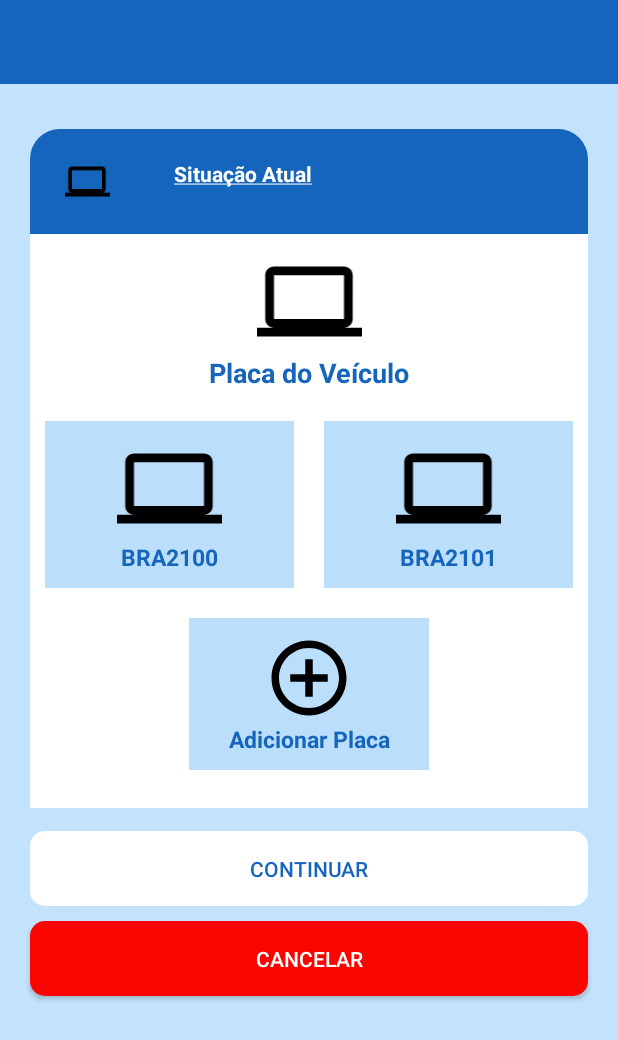
After one commit to santosdiiih/EasyParking, an Android app: the EstacionamentoActivity screen opened directly, with no data from a screen before it, on a phone screen of 412 x 824 dp. The commit adds this screen. Shown: the top 1040 px of the screen. Run offline under Robolectric (Android 15) with nearby library versions, the phone set to English and light mode, and no system bars.

Commit message:
Finalizando os layouts

```diff
--- a/app/src/main/AndroidManifest.xml
+++ b/app/src/main/AndroidManifest.xml
@@ -13,6 +13,9 @@
         android:supportsRtl="true"
         android:theme="@style/AppTheme"
         tools:targetApi="31">
+        <activity
+            android:name=".EstacionamentoActivity"
+            android:exported="false" />
         <activity
             android:name=".CreditCardActivity"
             android:exported="false" />
--- /dev/null
+++ b/app/src/main/java/com/example/easyparking/EstacionamentoActivity.kt
@@ -0,0 +1,11 @@
+package com.example.easyparking
+
+import androidx.appcompat.app.AppCompatActivity
+import android.os.Bundle
+
+class EstacionamentoActivity : AppCompatActivity() {
+    override fun onCreate(savedInstanceState: Bundle?) {
+        super.onCreate(savedInstanceState)
+        setContentView(R.layout.activity_estacionamento)
+    }
+}
--- /dev/null
+++ b/app/src/main/res/drawable/button_white.xml
@@ -0,0 +1,7 @@
+<?xml version="1.0" encoding="utf-8"?>
+<shape xmlns:android="http://schemas.android.com/apk/res/android"
+    android:shape='rectangle'>
+    <solid android:color="@color/white" />
+    <corners
+        android:radius="10dp"/>
+</shape>
--- /dev/null
+++ b/app/src/main/res/drawable/ic_baseline_add_circle_outline_36.xml
@@ -0,0 +1,5 @@
+<vector android:height="36dp" android:tint="#000000"
+    android:viewportHeight="24" android:viewportWidth="24"
+    android:width="36dp" xmlns:android="http://schemas.android.com/apk/res/android">
+    <path android:fillColor="@android:color/white" android:pathData="M13,7h-2v4L7,11v2h4v4h2v-4h4v-2h-4L13,7zM12,2C6.48,2 2,6.48 2,12s4.48,10 10,10 10,-4.48 10,-10S17.52,2 12,2zM12,20c-4.41,0 -8,-3.59 -8,-8s3.59,-8 8,-8 8,3.59 8,8 -3.59,8 -8,8z"/>
+</vector>
--- a/app/src/main/res/layout/activity_credit_card.xml
+++ b/app/src/main/res/layout/activity_credit_card.xml
@@ -11,7 +11,12 @@
 
     <ScrollView
         android:layout_width="match_parent"
-        android:layout_height="wrap_content">
+        android:layout_height="match_parent">
+
+        <LinearLayout
+            android:layout_width="match_parent"
+            android:layout_height="wrap_content"
+            android:orientation="vertical">
 
             <include layout="@layout/toolbar"/>
 
@@ -145,7 +150,7 @@
                     android:layout_width="130dp"
                     android:layout_height="60dp"
                     android:layout_marginTop="30dp"
-                android:paddingTop="20dp"
+                    android:paddingTop="15dp"
                     android:text="R$ 50,0"
                     android:background="@drawable/button_red_light"
                     android:textColor="@color/white"
@@ -287,8 +292,9 @@
                 android:layout_marginTop="15dp"
                 android:layout_marginStart="20dp"
                 android:layout_marginEnd="20dp"
+                android:layout_marginBottom="20dp"
                 android:background="@drawable/button_blue"
                 />
-
+        </LinearLayout>
     </ScrollView>
 </LinearLayout>
--- /dev/null
+++ b/app/src/main/res/layout/activity_estacionamento.xml
@@ -0,0 +1,187 @@
+<?xml version="1.0" encoding="utf-8"?>
+<LinearLayout
+    xmlns:android="http://schemas.android.com/apk/res/android"
+    xmlns:app="http://schemas.android.com/apk/res-auto"
+    xmlns:tools="http://schemas.android.com/tools"
+    android:layout_width="match_parent"
+    android:layout_height="match_parent"
+    tools:context=".EstacionamentoActivity"
+    android:orientation="vertical"
+    android:background="@color/colorPrimary">
+
+    <include layout="@layout/toolbar"/>
+
+    <LinearLayout
+        android:layout_width="match_parent"
+        android:layout_height="70dp"
+        android:layout_marginTop="30dp"
+        android:layout_marginStart="20dp"
+        android:layout_marginEnd="20dp"
+        android:background="@drawable/top_circle_blue"
+        android:orientation="horizontal">
+
+        <ImageView
+            android:layout_width="wrap_content"
+            android:layout_height="wrap_content"
+            android:layout_margin="20dp"
+            android:src="@drawable/ic_baseline_computer_36"
+            />
+
+        <TextView
+            android:layout_width="match_parent"
+            android:layout_height="wrap_content"
+            android:text="@string/situacao_atual_sublinhado"
+            android:layout_marginStart="10dp"
+            android:layout_margin="20dp"
+            android:textStyle="bold"
+            android:textColor="@color/white"/>
+
+    </LinearLayout>
+    <LinearLayout
+        android:layout_width="match_parent"
+        android:layout_height="wrap_content"
+        android:orientation="vertical"
+        android:layout_marginStart="20dp"
+        android:layout_marginEnd="20dp"
+
+        android:background="@color/white">
+
+        <ImageView
+            android:layout_width="100dp"
+            android:layout_height="70dp"
+            android:src="@drawable/ic_baseline_computer_36"
+            android:layout_gravity="center"
+            android:layout_marginTop="10dp"/>
+
+        <TextView
+            android:layout_width="match_parent"
+            android:layout_height="wrap_content"
+            android:text="Placa do Veículo"
+            android:textAlignment="center"
+            android:textStyle="bold"
+            android:textColor="@color/blue_ligth"
+            android:textSize="18sp"/>
+
+        <LinearLayout
+            android:layout_width="match_parent"
+            android:layout_height="wrap_content"
+            android:orientation="horizontal"
+            android:layout_marginTop="20dp">
+
+            <LinearLayout
+                android:layout_width="0dp"
+                android:layout_height="wrap_content"
+                android:layout_weight="1"
+                android:orientation="vertical"
+                android:background="@color/colorAccent"
+                android:layout_marginStart="10dp"
+                android:layout_marginEnd="10dp">
+
+                <ImageView
+                    android:layout_width="100dp"
+                    android:layout_height="70dp"
+                    android:src="@drawable/ic_baseline_computer_36"
+                    android:layout_marginTop="10dp"
+                    android:layout_gravity="center"/>
+
+                <TextView
+                    android:layout_width="match_parent"
+                    android:layout_height="wrap_content"
+                    android:text="BRA2100"
+                    android:textAlignment="center"
+                    android:textStyle="bold"
+                    android:layout_marginBottom="10dp"
+                    android:textColor="@color/blue_ligth"
+                    android:textSize="15sp"/>
+
+            </LinearLayout>
+
+            <LinearLayout
+                android:layout_width="0dp"
+                android:layout_height="wrap_content"
+                android:layout_weight="1"
+                android:orientation="vertical"
+                android:background="@color/colorAccent"
+                android:layout_marginStart="10dp"
+                android:layout_marginEnd="10dp">
+
+                <ImageView
+                    android:layout_width="100dp"
+                    android:layout_height="70dp"
+                    android:src="@drawable/ic_baseline_computer_36"
+                    android:layout_marginTop="10dp"
+                    android:layout_gravity="center"/>
+
+                <TextView
+                    android:layout_width="match_parent"
+                    android:layout_height="wrap_content"
+                    android:text="BRA2101"
+                    android:textAlignment="center"
+                    android:textStyle="bold"
+                    android:layout_marginBottom="10dp"
+                    android:textColor="@color/blue_ligth"
+                    android:textSize="15sp"/>
+
+            </LinearLayout>
+
+        </LinearLayout>
+
+        <LinearLayout
+            android:layout_width="160dp"
+            android:layout_height="wrap_content"
+            android:orientation="vertical"
+            android:background="@color/colorAccent"
+            android:layout_marginStart="10dp"
+            android:layout_marginEnd="10dp"
+            android:layout_marginTop="20dp"
+            android:layout_marginBottom="25dp"
+            android:layout_gravity="center">
+
+            <ImageView
+                android:layout_width="60dp"
+                android:layout_height="60dp"
+                android:src="@drawable/ic_baseline_add_circle_outline_36"
+                android:layout_marginTop="10dp"
+                android:layout_gravity="center"/>
+
+            <TextView
+                android:layout_width="match_parent"
+                android:layout_height="wrap_content"
+                android:text="Adicionar Placa"
+                android:textAlignment="center"
+                android:textStyle="bold"
+                android:layout_marginBottom="10dp"
+                android:textColor="@color/blue_ligth"
+                android:textSize="15sp"/>
+
+        </LinearLayout>
+
+    </LinearLayout>
+
+    <Button
+        android:layout_width="match_parent"
+        android:layout_height="50dp"
+        android:text="Continuar"
+        android:textColor="@color/blue_ligth"
+        android:layout_gravity="center"
+        android:layout_marginTop="15dp"
+        android:layout_marginStart="20dp"
+        android:layout_marginEnd="20dp"
+        android:layout_marginBottom="10dp"
+        android:background="@drawable/button_white"
+        />
+
+    <Button
+        android:layout_width="match_parent"
+        android:layout_height="50dp"
+        android:text="Cancelar"
+        android:textColor="@color/white"
+        android:layout_gravity="center"
+        android:layout_marginStart="20dp"
+        android:layout_marginEnd="20dp"
+        android:layout_marginBottom="20dp"
+        android:background="@drawable/button_red_light"
+        />
+
+
+</LinearLayout>
```
Lines whose indentation alone changed are shown as unchanged.
